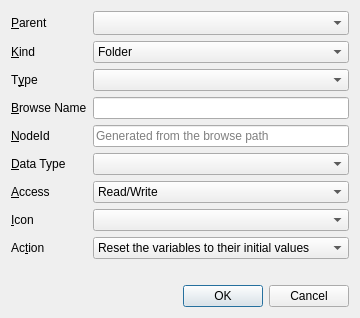
Before: the Qt Designer form src/ui/dialogs/addnodedialog.ui in sanny32/OpenUaSim, drawn with Qt 5.
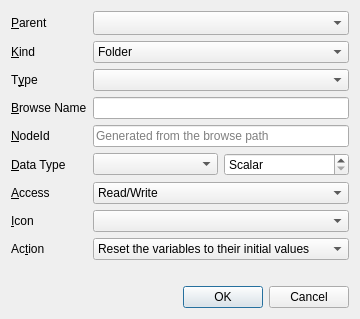
After: the same form once the commit is applied.

Commit message: Validate variable types and synchronize live quality

```diff
--- a/src/ui/dialogs/addnodedialog.ui
+++ b/src/ui/dialogs/addnodedialog.ui
@@ -122,7 +122,33 @@
       </widget>
      </item>
      <item row="5" column="1">
-      <widget class="QComboBox" name="dataTypeCombo"/>
+      <layout class="QHBoxLayout" name="dataTypeLayout">
+       <item>
+        <widget class="QComboBox" name="dataTypeCombo"/>
+       </item>
+       <item>
+        <widget class="QSpinBox" name="arrayLengthSpin">
+         <property name="toolTip">
+          <string>Number of array elements; Scalar holds a single value</string>
+         </property>
+         <property name="accessibleName">
+          <string>Array Length</string>
+         </property>
+         <property name="specialValueText">
+          <string>Scalar</string>
+         </property>
+         <property name="prefix">
+          <string>[</string>
+         </property>
+         <property name="suffix">
+          <string>]</string>
+         </property>
+         <property name="maximum">
+          <number>1000</number>
+         </property>
+        </widget>
+       </item>
+      </layout>
      </item>
      <item row="6" column="0">
       <widget class="QLabel" name="accessLabel">
```
The commit also changes 22 other files.
